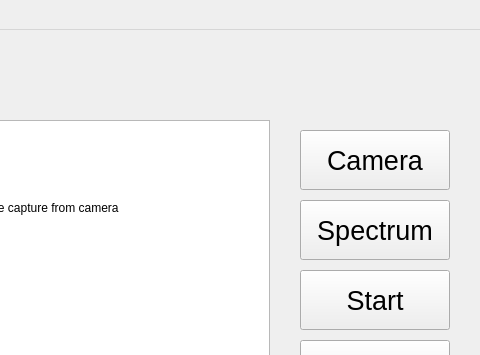
The window that code/thu/gui.ui (yenthusiastic/ARP07) describes before a commit, drawn with Qt 5; both pictures show x 240 to 720 and y 0 to 355 of the 720 by 450 pixel window.
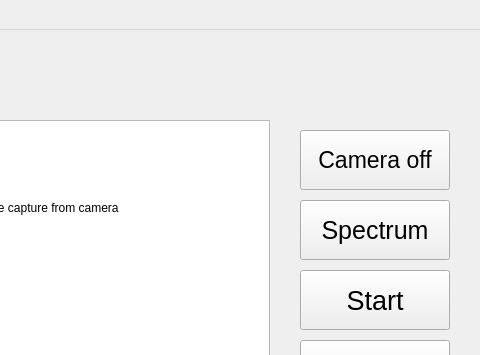
The same window after the commit.

Commit message: add function to enable/disable camera stream through GUI toggle button

```diff
--- a/code/thu/gui.ui
+++ b/code/thu/gui.ui
@@ -75,14 +75,23 @@
     </property>
     <property name="font">
      <font>
-      <pointsize>20</pointsize>
+      <pointsize>17</pointsize>
      </font>
     </property>
     <property name="cursor">
      <cursorShape>PointingHandCursor</cursorShape>
     </property>
     <property name="text">
-     <string>Camera</string>
+     <string>Camera off</string>
+    </property>
+    <property name="default">
+     <bool>false</bool>
+    </property>
+    <property name="flat">
+     <bool>false</bool>
+    </property>
+    <property name="pressed" stdset="0">
+     <bool>false</bool>
     </property>
    </widget>
    <widget class="QPushButton" name="spect_btn">
@@ -102,7 +111,7 @@
     </property>
     <property name="font">
      <font>
-      <pointsize>20</pointsize>
+      <pointsize>19</pointsize>
      </font>
     </property>
     <property name="cursor">
```
The commit also changes 11 other files.
